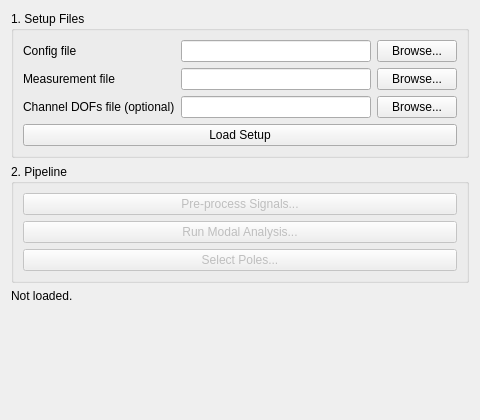
First picture: the form in pyOMA/GUI/ui/setup_tab.ui, repository pyOMA-dev/pyOMA, before the edit.
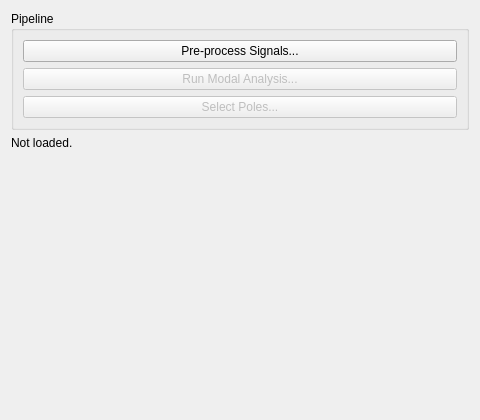
Second picture: the form after the edit.

Commit message: Let PreProcessSignalsGUI load config/measurement files, simplify the multi-setup tab, and relabel the close prompt

What changed in the file:
```diff
--- a/pyOMA/GUI/ui/setup_tab.ui
+++ b/pyOMA/GUI/ui/setup_tab.ui
@@ -14,96 +14,14 @@
    <string>Setup</string>
   </property>
   <layout class="QVBoxLayout" name="root_layout">
-   <item>
-    <widget class="QGroupBox" name="files_box">
-     <property name="title">
-      <string>1. Setup Files</string>
-     </property>
-     <layout class="QFormLayout" name="files_form">
-      <item row="0" column="0">
-       <widget class="QLabel" name="label_config_file">
-        <property name="text">
-         <string>Config file</string>
-        </property>
-       </widget>
-      </item>
-      <item row="0" column="1">
-       <layout class="QHBoxLayout" name="config_file_row">
-        <item>
-         <widget class="QLineEdit" name="edit_config_file"/>
-        </item>
-        <item>
-         <widget class="QPushButton" name="btn_browse_config">
-          <property name="text">
-           <string>Browse...</string>
-          </property>
-         </widget>
-        </item>
-       </layout>
-      </item>
-      <item row="1" column="0">
-       <widget class="QLabel" name="label_meas_file">
-        <property name="text">
-         <string>Measurement file</string>
-        </property>
-       </widget>
-      </item>
-      <item row="1" column="1">
-       <layout class="QHBoxLayout" name="meas_file_row">
-        <item>
-         <widget class="QLineEdit" name="edit_meas_file"/>
-        </item>
-        <item>
-         <widget class="QPushButton" name="btn_browse_meas">
-          <property name="text">
-           <string>Browse...</string>
-          </property>
-         </widget>
-        </item>
-       </layout>
-      </item>
-      <item row="2" column="0">
-       <widget class="QLabel" name="label_chan_dofs_file">
-        <property name="text">
-         <string>Channel DOFs file (optional)</string>
-        </property>
-       </widget>
-      </item>
-      <item row="2" column="1">
-       <layout class="QHBoxLayout" name="chan_dofs_file_row">
-        <item>
-         <widget class="QLineEdit" name="edit_chan_dofs_file"/>
-        </item>
-        <item>
-         <widget class="QPushButton" name="btn_browse_chan_dofs">
-          <property name="text">
-           <string>Browse...</string>
-          </property>
-         </widget>
-        </item>
-       </layout>
-      </item>
-      <item row="3" column="0" colspan="2">
-       <widget class="QPushButton" name="btn_load_setup">
-        <property name="text">
-         <string>Load Setup</string>
-        </property>
-       </widget>
-      </item>
-     </layout>
-    </widget>
-   </item>
    <item>
     <widget class="QGroupBox" name="pipeline_box">
      <property name="title">
-      <string>2. Pipeline</string>
+      <string>Pipeline</string>
      </property>
      <layout class="QVBoxLayout" name="pipeline_layout">
       <item>
        <widget class="QPushButton" name="btn_preprocess">
-        <property name="enabled">
-         <bool>false</bool>
-        </property>
         <property name="text">
          <string>Pre-process Signals...</string>
         </property>
```
The commit also changes 16 other files.
